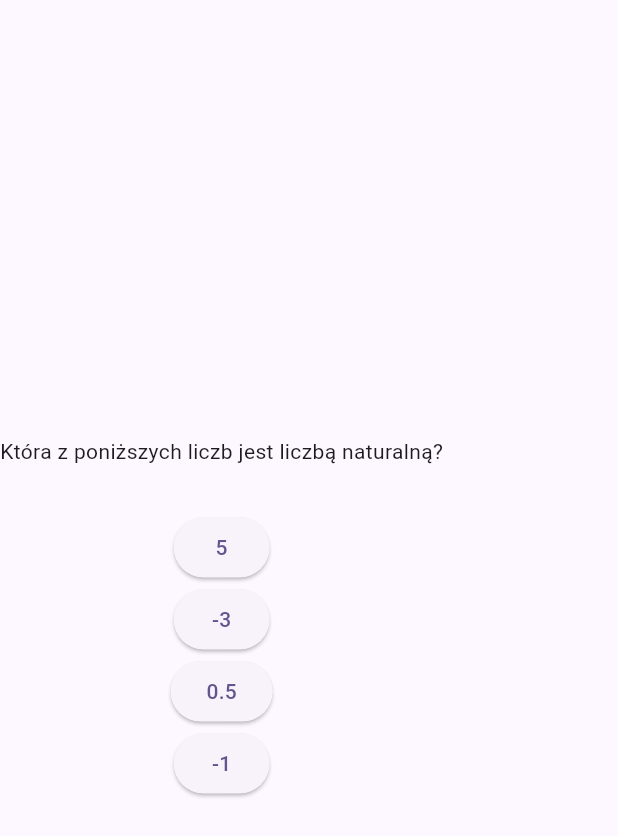
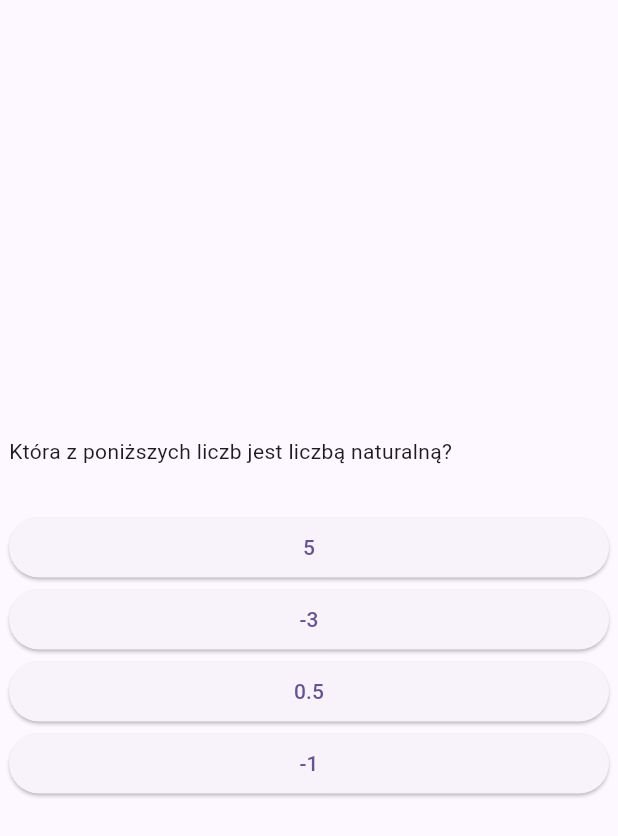
Before and after one commit to SzimiCode/AplikacjaMatematyka, a Flutter app: the QuizFirstTypePage widget shown alone on an empty page, opened directly, on a phone screen of 412 x 824 dp. Shown: the top 836 px of the screen. Run offline on Flutter 3.47's test engine with Material 3 defaults, Android fonts, the phone set to English and light mode, and no system bars; our stand-ins replace dash_chat_2, flutter_gemini, math_expressions.

Commit message:
feat: temporary route to quiz first type and padding there

```diff
--- a/aplikacjamatematyka/lib/core/widget_tree.dart
+++ b/aplikacjamatematyka/lib/core/widget_tree.dart
@@ -17,7 +17,8 @@ List<Widget>pages = [
   SettingsPage(),
   QuizFirstTypePage(),
   LessonContentPage(),
-  RegisterPage()
+  RegisterPage(),
+  QuizFirstTypePage()
 ];
 
 
--- a/aplikacjamatematyka/lib/features/quiz/view/pages/quiz_first_type_page.dart
+++ b/aplikacjamatematyka/lib/features/quiz/view/pages/quiz_first_type_page.dart
@@ -12,8 +12,11 @@ class _QuizFirstTypePageState extends State<QuizFirstTypePage> {
   @override
   Widget build(BuildContext context) {
     final currentQuestion = questions[0];
-    return Column(
+    return Container(
+      margin: EdgeInsets.all(6.0),
+      child: Column(
        mainAxisAlignment: MainAxisAlignment.center,
+       crossAxisAlignment: CrossAxisAlignment.stretch,
         children: [
           Text(currentQuestion.text),
           const SizedBox(height: 30),
@@ -27,6 +30,7 @@ class _QuizFirstTypePageState extends State<QuizFirstTypePage> {
         );
       }).toList(),
       ],
+      ),
     );
   }
 }
--- a/aplikacjamatematyka/lib/features/quiz/view/widgets/content_lesson_widget.dart
+++ b/aplikacjamatematyka/lib/features/quiz/view/widgets/content_lesson_widget.dart
@@ -3,6 +3,7 @@ import 'package:aplikacjamatematyka/features/quiz/view/widgets/row_right.dart';
 import 'package:aplikacjamatematyka/features/quiz/view/widgets/row_left.dart';
 import 'package:aplikacjamatematyka/features/quiz/view/widgets/dot_trail_left.dart';
 import 'package:aplikacjamatematyka/features/quiz/view/widgets/dot_trail_right.dart';
+import 'package:aplikacjamatematyka/core/data/notifiers.dart';
 
 class ContentLessonWidget extends StatelessWidget {
   const ContentLessonWidget({super.key});
@@ -19,7 +20,9 @@ class ContentLessonWidget extends StatelessWidget {
             RowLeft(
               icon: Icons.camera_alt,
               asset: 'assets/images/knight.png',
-              onTap: () {},
+              onTap: () {
+                selectedPageNotifier.value = 8;
+              },
             ),
 
             const DotTrailRight(),
```
Lines whose indentation alone changed are shown as unchanged.
